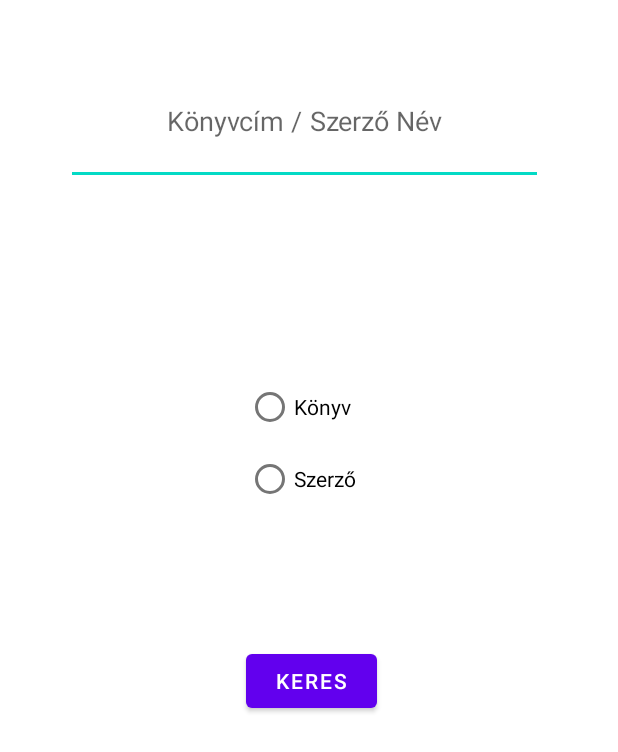
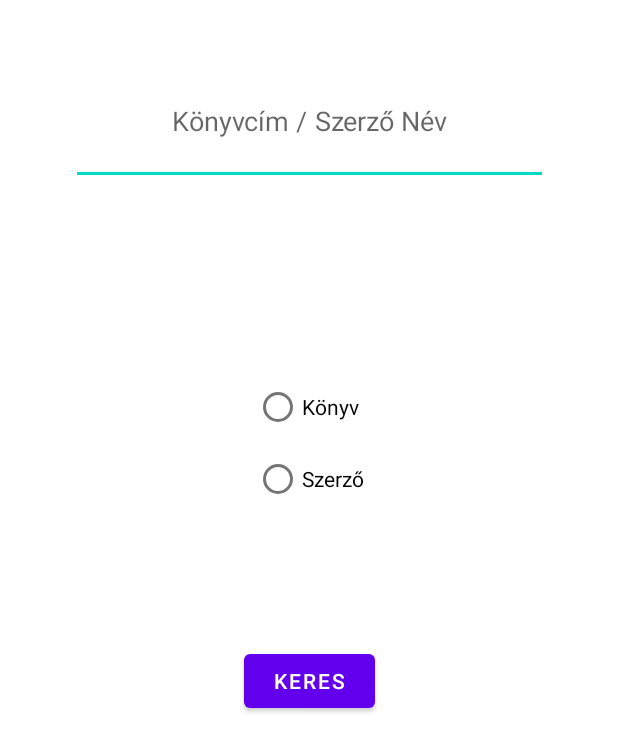
Before and after one commit to PixelPartisan01/Book-Search, an Android app: the screen it shows after launch (Start), on a phone screen of 412 x 824 dp. Shown: the part 273-1025 px from the top of the screen. Run offline under Robolectric (Android 15) with nearby library versions, the phone set to English and light mode, and no system bars.

Commit message:
Update activity_start.xml

```diff
--- a/app/src/main/res/layout/activity_start.xml
+++ b/app/src/main/res/layout/activity_start.xml
@@ -11,26 +11,30 @@
         android:id="@+id/editText"
         android:layout_width="318dp"
         android:layout_height="85dp"
-        android:layout_marginStart="44dp"
+        android:layout_centerInParent="true"
+        android:layout_gravity="center_horizontal"
+        android:layout_marginStart="10dp"
         android:layout_marginTop="164dp"
+        android:layout_marginEnd="10dp"
         android:ems="10"
         android:hint="Könyvcím / Szerző Név"
         android:inputType="textPersonName"
         android:textAlignment="center"
-        android:layout_centerInParent = "true"
-        android:layout_gravity="center_horizontal"
+        app:layout_constraintEnd_toEndOf="parent"
         app:layout_constraintStart_toStartOf="parent"
         app:layout_constraintTop_toTopOf="parent" />
 
     <Button
         android:id="@+id/button2"
-        android:layout_centerInParent = "true"
         android:layout_width="87dp"
         android:layout_height="48dp"
-        android:layout_marginStart="164dp"
+        android:layout_centerInParent="true"
+        android:layout_gravity="center_horizontal"
+        android:layout_marginStart="10dp"
         android:layout_marginTop="556dp"
-        android:layout_gravity="center_horizontal"
+        android:layout_marginEnd="10dp"
         android:text="Keres"
+        app:layout_constraintEnd_toEndOf="parent"
         app:layout_constraintStart_toStartOf="parent"
         app:layout_constraintTop_toTopOf="parent" />
 
@@ -38,11 +42,13 @@
         android:id="@+id/radioButtonGroup"
         android:layout_width="wrap_content"
         android:layout_height="wrap_content"
-        android:layout_marginStart="164dp"
+        android:layout_centerInParent="true"
+        android:layout_gravity="center_horizontal"
+        android:layout_marginStart="10dp"
         android:layout_marginTop="124dp"
-        android:layout_gravity="center_horizontal"
+        android:layout_marginEnd="10dp"
         android:gravity="center_horizontal"
-        android:layout_centerInParent = "true"
+        app:layout_constraintEnd_toEndOf="parent"
         app:layout_constraintStart_toStartOf="parent"
         app:layout_constraintTop_toBottomOf="@+id/editText">
 
```
